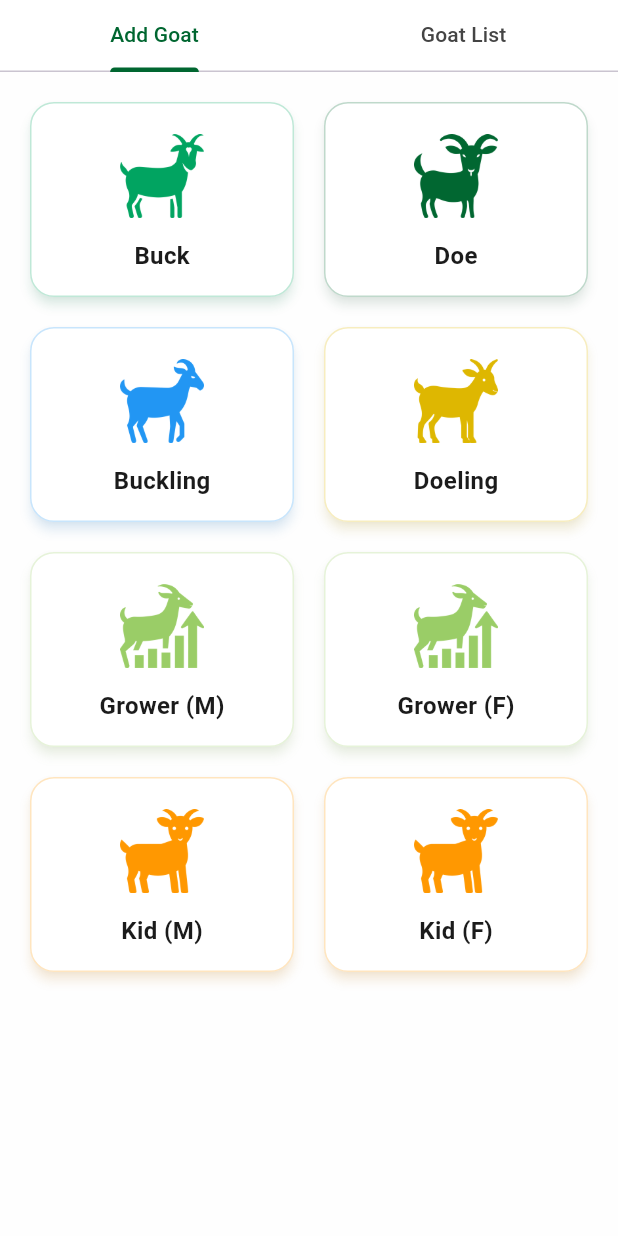
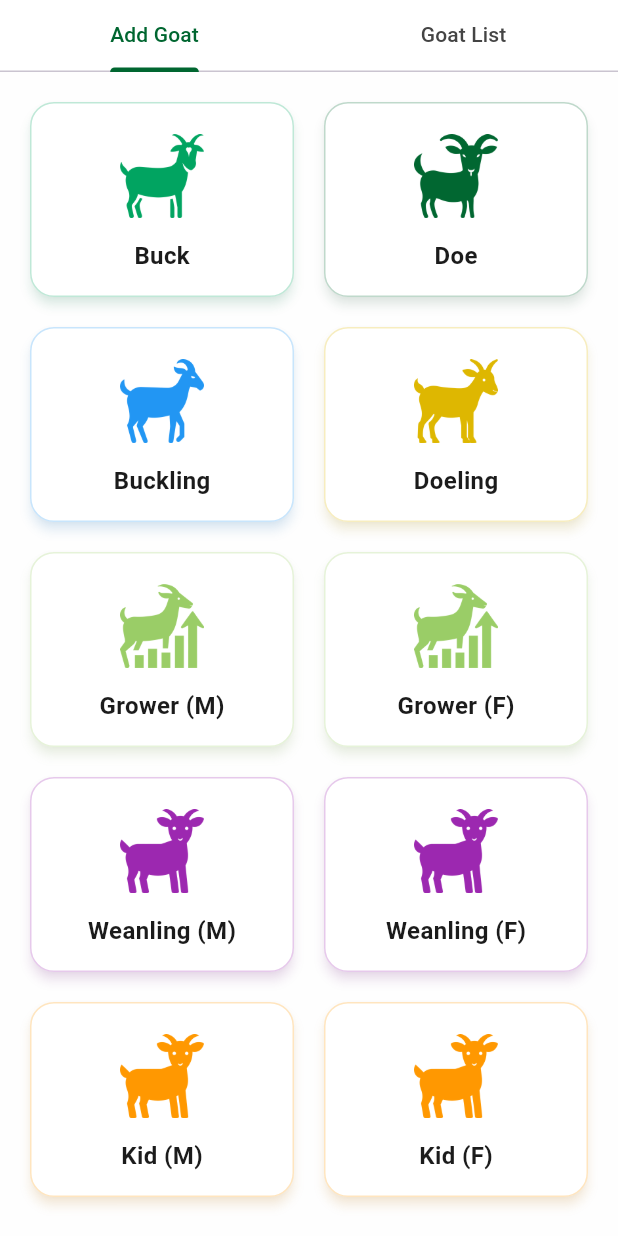
Before and after one commit to kaisachy/goat_tracer_app, a Flutter app: the GoatScreen screen opened directly, on a phone screen of 412 x 824 dp. Run offline on Flutter 3.47's test engine with Material 3 defaults, Android fonts, the phone set to English and light mode, and no system bars; drawn by our look-alikes of showcaseview; our stand-ins replace fl_chart, flutter_secure_storage, font_awesome_flutter, image_picker, open_filex, shared_preferences; accounts and stored records are empty; network calls fail.

Commit message:
Add Weanling classification

```diff
--- a/lib/config.dart
+++ b/lib/config.dart
@@ -3,10 +3,10 @@
 // }
 
 
+class AppConfig {
+  static const String baseUrl = 'http://192.168.100.20/goat-tracer/public';
+}
+
 // class AppConfig {
-//   static const String baseUrl = 'http://192.168.100.20/goat-tracer/public';
+//   static const String baseUrl = 'https://goat.ruminanttrace.ph';
 // }
-
-class AppConfig {
-  static const String baseUrl = 'https://goat.ruminanttrace.ph';
-}
--- a/lib/screens/nav/goat/goat_form_screen.dart
+++ b/lib/screens/nav/goat/goat_form_screen.dart
@@ -93,8 +93,8 @@ class _GoatFormScreenState extends State<GoatFormScreen> {
 
   // Options for dropdowns
   final List<String> sexOptions = ['Male', 'Female'];
-  final List<String> maleClassificationOptions = ['Kid', 'Buckling', 'Growers', 'Buck'];
-  final List<String> femaleClassificationOptions = ['Kid', 'Growers', 'Doeling', 'Doe'];
+  final List<String> maleClassificationOptions = ['Kid', 'Weanling', 'Buckling', 'Growers', 'Buck'];
+  final List<String> femaleClassificationOptions = ['Kid', 'Weanling', 'Growers', 'Doeling', 'Doe'];
   final List<String> sourceOptions = ['Born on farm', 'Purchased', 'Other'];
 
   // Helper to get correct classification options based on selected sex
@@ -104,12 +104,12 @@ class _GoatFormScreenState extends State<GoatFormScreen> {
       if (_sex == 'Male') return maleClassificationOptions;
       if (_sex == 'Female') return femaleClassificationOptions;
       // If sex is not selected yet, return all options for pre-selected classification
-      return ['Doe', 'Buck', 'Doeling', 'Buckling', 'Growers', 'Kid'];
+      return ['Doe', 'Buck', 'Doeling', 'Buckling', 'Growers', 'Weanling', 'Kid'];
     }
 
     if (_sex == 'Male') return maleClassificationOptions;
     if (_sex == 'Female') return femaleClassificationOptions;
-    return ['Doe', 'Buck', 'Doeling', 'Buckling', 'Growers', 'Kid']; // Return all options when no sex selected
+    return ['Doe', 'Buck', 'Doeling', 'Buckling', 'Growers', 'Weanling', 'Kid']; // Return all options when no sex selected
   }
 
   @override
@@ -582,7 +582,7 @@ class _GoatFormScreenState extends State<GoatFormScreen> {
       _classification = widget.preSelectedClassification;
       _handleClassificationSelection(widget.preSelectedClassification!);
       // If a pre-selected sex was provided (e.g., Male Growers), prefill it
-      if (widget.preSelectedSex != null && (widget.preSelectedClassification == 'Growers' || widget.preSelectedClassification == 'Kid')) {
+      if (widget.preSelectedSex != null && (widget.preSelectedClassification == 'Growers' || widget.preSelectedClassification == 'Kid' || widget.preSelectedClassification == 'Weanling')) {
         _sex = widget.preSelectedSex;
       }
     }
@@ -1557,7 +1557,7 @@ class _GoatFormScreenState extends State<GoatFormScreen> {
           child: Text('None'),
         ),
         ...((widget.preSelectedClassification != null && !isEditing
-            ? ['Doe', 'Buck', 'Doeling', 'Buckling', 'Growers', 'Kid']
+            ? ['Doe', 'Buck', 'Doeling', 'Buckling', 'Growers', 'Weanling', 'Kid']
             : classificationOptions)).map((option) => DropdownMenuItem(
               value: option,
               child: Text(option),
@@ -1579,10 +1579,10 @@ class _GoatFormScreenState extends State<GoatFormScreen> {
 
     // For editing existing goat, always allow sex selection
     // For new goat with pre-selected classification:
-    // - Allow sex selection for Growers and Kid
+    // - Allow sex selection for Growers, Kid, and Weanling
     // - Auto-fill and lock for Doe, Buck, Doeling, Buckling
-    final isGrowersOrKid = preSelectedClassification == 'Growers' || preSelectedClassification == 'Kid';
-    final allowSexSelection = isEditing || (!hasPreSelectedSex && (isGrowersOrKid || preSelectedClassification == null));
+    final isGrowersKidOrWeanling = preSelectedClassification == 'Growers' || preSelectedClassification == 'Kid' || preSelectedClassification == 'Weanling';
+    final allowSexSelection = isEditing || (!hasPreSelectedSex && (isGrowersKidOrWeanling || preSelectedClassification == null));
 
     return DropdownButtonFormField<String>(
       value: _sex,
--- a/lib/screens/nav/goat/goat_screen.dart
+++ b/lib/screens/nav/goat/goat_screen.dart
@@ -87,7 +87,7 @@ class GoatScreenState extends State<GoatScreen>
     return Showcase(
       key: _addGoatGridKey,
       title: 'Add Goat',
-      description: 'Select a goat type to add a new goat record. Choose from Buck, Doe, Buckling, Doeling, Growers, or Kid. Each type has specific classifications and can be male or female.',
+      description: 'Select a goat type to add a new goat record. Choose from Buck, Doe, Buckling, Doeling, Growers, Weanling, or Kid. Each type has specific classifications and can be male or female.',
       targetShapeBorder: RoundedRectangleBorder(
         borderRadius: BorderRadius.circular(16),
       ),
@@ -140,6 +140,22 @@ class GoatScreenState extends State<GoatScreen>
         'fallback': Icons.trending_up,
       },
       {
+        'label': 'Weanling (M)',
+        'classification': 'Weanling',
+        'sex': 'Male',
+        'iconPath': 'assets/images/goat-icons/kid.png',
+        'color': Colors.purple,
+        'fallback': Icons.child_care,
+      },
+      {
+        'label': 'Weanling (F)',
+        'classification': 'Weanling',
+        'sex': 'Female',
+        'iconPath': 'assets/images/goat-icons/kid.png',
+        'color': Colors.purple,
+        'fallback': Icons.child_care,
+      },
+      {
         'label': 'Kid (M)',
         'classification': 'Kid',
         'sex': 'Male',
@@ -181,7 +197,7 @@ class GoatScreenState extends State<GoatScreen>
             borderRadius: BorderRadius.circular(16),
             onTap: () {
               final String label = item['label'] as String;
-              if (label.contains('Grower') || label.contains('Kid')) {
+              if (label.contains('Grower') || label.contains('Kid') || label.contains('Weanling')) {
                 _navigateToForm(
                   preSelectedClassification: item['classification'] as String,
                   preSelectedSex: item['sex'] as String,
@@ -413,7 +429,7 @@ class GoatScreenState extends State<GoatScreen>
 
   int _classificationSortKey(Goat goat) {
     // Desired order:
-    // 0 Buck, 1 Doe, 2 Buckling, 3 Doeling, 4 Male Growers, 5 Female Growers, 6 Male Kid, 7 Female Kid
+    // 0 Buck, 1 Doe, 2 Buckling, 3 Doeling, 4 Male Growers, 5 Female Growers, 6 Male Weanling, 7 Female Weanling, 8 Male Kid, 9 Female Kid
     switch (goat.classification) {
       case 'Buck':
         return 0;
@@ -425,8 +441,10 @@ class GoatScreenState extends State<GoatScreen>
         return 3;
       case 'Growers':
         return goat.sex == 'Female' ? 5 : 4;
+      case 'Weanling':
+        return goat.sex == 'Female' ? 7 : 6;
       case 'Kid':
-        return goat.sex == 'Female' ? 7 : 6;
+        return goat.sex == 'Female' ? 9 : 8;
       default:
         return 99;
     }
@@ -503,6 +521,10 @@ class GoatScreenState extends State<GoatScreen>
         return 'growers_male';
       case 'Growers (Female)':
         return 'growers_female';
+      case 'Weanling (Male)':
+        return 'weanling_male';
+      case 'Weanling (Female)':
+        return 'weanling_female';
       case 'Kid (Male)':
         return 'Kid_male';
       case 'Kid (Female)':
@@ -1227,7 +1249,7 @@ class GoatScreenState extends State<GoatScreen>
                                       Showcase(
                                         key: _reportTypeKey,
                                         title: 'Report Type Filter',
-                                        description: 'Select a specific goat type or status to filter reports. Choose from classifications like Buck, Doe, Buckling, Doeling, Growers, Kid, or statuses like Breeding, Pregnant, or Sick.',
+                                        description: 'Select a specific goat type or status to filter reports. Choose from classifications like Buck, Doe, Buckling, Doeling, Growers, Weanling, Kid, or statuses like Breeding, Pregnant, or Sick.',
                                         targetShapeBorder: RoundedRectangleBorder(
                                           borderRadius: BorderRadius.circular(4),
                                         ),
@@ -1245,6 +1267,8 @@ class GoatScreenState extends State<GoatScreen>
                                               DropdownMenuItem(value: 'Doeling', child: Text('Doeling')),
                                               DropdownMenuItem(value: 'Growers (Male)', child: Text('Growers (Male)')),
                                               DropdownMenuItem(value: 'Growers (Female)', child: Text('Growers (Female)')),
+                                              DropdownMenuItem(value: 'Weanling (Male)', child: Text('Weanling (Male)')),
+                                              DropdownMenuItem(value: 'Weanling (Female)', child: Text('Weanling (Female)')),
                                               DropdownMenuItem(value: 'Kid (Male)', child: Text('Kid (Male)')),
                                               DropdownMenuItem(value: 'Kid (Female)', child: Text('Kid (Female)')),
                                               DropdownMenuItem(value: 'Breeding', child: Text('Breeding')),
--- a/lib/screens/nav/goat/modals/options/change_stage_option.dart
+++ b/lib/screens/nav/goat/modals/options/change_stage_option.dart
@@ -9,10 +9,10 @@ import 'package:goat_tracer_app/screens/nav/goat/modals/options/common/ui_helper
 
 class ChangeStageOption {
   // 🔧 MODIFIED: Defined separate, gender-specific stage lists
-  static final List<String> _maleStages = ['Kid', 'Growers', 'Buck', 'Buckling'];
-  static final List<String> _femaleStages = ['Kid', 'Growers', 'Doeling', 'Doe'];
+  static final List<String> _maleStages = ['Kid', 'Weanling', 'Growers', 'Buck', 'Buckling'];
+  static final List<String> _femaleStages = ['Kid', 'Weanling', 'Growers', 'Doeling', 'Doe'];
   static final List<String> _allStages = [
-    'Kid', 'Growers', 'Doeling', 'Doe', 'Buck', 'Buckling'
+    'Kid', 'Weanling', 'Growers', 'Doeling', 'Doe', 'Buck', 'Buckling'
   ];
 
   static void show(BuildContext context, Goat goat, VoidCallback? onGoatUpdated) {
--- a/lib/screens/nav/goat/widgets/goat_search_filter_widget.dart
+++ b/lib/screens/nav/goat/widgets/goat_search_filter_widget.dart
@@ -54,6 +54,7 @@ class _GoatSearchFilterWidgetState extends State<GoatSearchFilterWidget> {
     'Buck',
     'Buckling',
     'Kid',
+    'Weanling',
     'Growers'
   ];
 
@@ -92,9 +93,9 @@ class _GoatSearchFilterWidgetState extends State<GoatSearchFilterWidget> {
   List<String> _getFilteredClassificationOptions() {
     switch (_selectedSex) {
       case 'Male':
-        return ['All', 'Buck', 'Buckling', 'Kid', 'Growers'];
+        return ['All', 'Buck', 'Buckling', 'Kid', 'Weanling', 'Growers'];
       case 'Female':
-        return ['All', 'Doeling', 'Doe', 'Kid', 'Growers'];
+        return ['All', 'Doeling', 'Doe', 'Kid', 'Weanling', 'Growers'];
       default:
         return _allClassificationOptions;
     }
--- a/lib/utils/goat_age_classification.dart
+++ b/lib/utils/goat_age_classification.dart
@@ -3,10 +3,12 @@ import 'package:flutter/foundation.dart';
 
 class GoatAgeClassification {
   // Age ranges in months
-  static const int kidMaxAge = 8;
-  static const int growerMinAge = 8;
+  static const int kidMaxAge = 2;
+  static const int weanlingMinAge = 3;
+  static const int weanlingMaxAge = 5;
+  static const int growerMinAge = 5;
   static const int growerMaxAge = 18;
-  static const int doelingBucklingMinAge = 18;
+  static const int doelingBucklingMinAge = 19;
   static const int doelingBucklingMaxAge = 24; // Upper bound is exclusive in logic below
   static const int doeBuckMinAge = 24; // Inclusive: >= 24 months is Doe/Buck
 
@@ -14,9 +16,11 @@ class GoatAgeClassification {
   static String getExpectedClassification(int ageInMonths, String sex) {
     if (ageInMonths <= kidMaxAge) {
       return 'Kid';
-    } else if (ageInMonths > growerMinAge && ageInMonths <= growerMaxAge) {
+    } else if (ageInMonths >= weanlingMinAge && ageInMonths <= weanlingMaxAge) {
+      return 'Weanling';
+    } else if (ageInMonths >= growerMinAge && ageInMonths <= growerMaxAge) {
       return 'Growers';
-    } else if (ageInMonths > doelingBucklingMinAge && ageInMonths < doelingBucklingMaxAge) {
+    } else if (ageInMonths >= doelingBucklingMinAge && ageInMonths < doelingBucklingMaxAge) {
       if (sex == 'Female') {
         return 'Doeling';
       } else if (sex == 'Male') {
```
